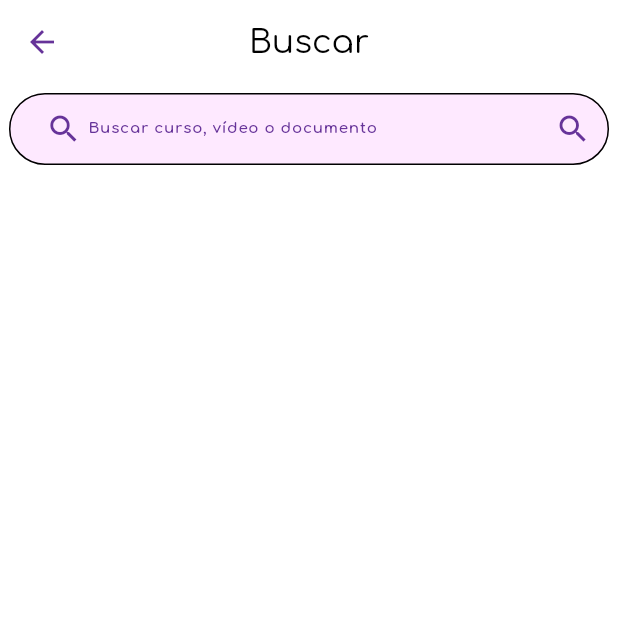
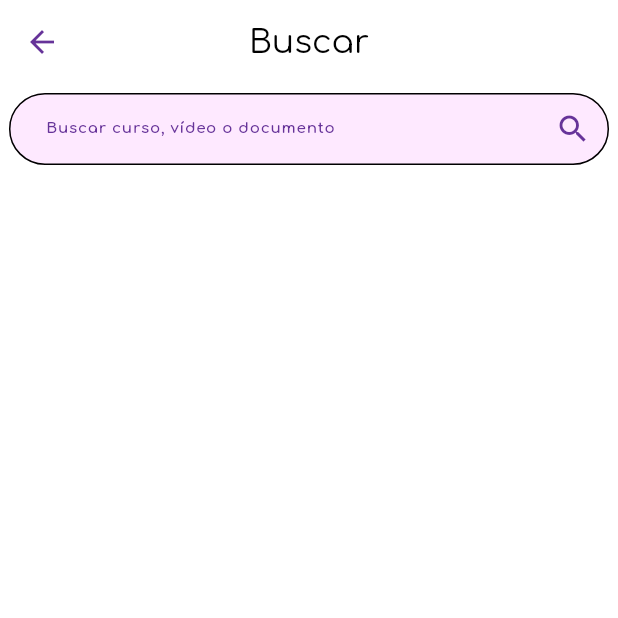
Before and after one commit to edd86/inprosur_teach_app, a Flutter app: the SearchPage screen opened by its route, on a phone screen of 412 x 824 dp, the top half of it. Run offline on Flutter 3.47's test engine with Material 3 defaults, Android fonts, the phone set to English and light mode, and no system bars; our stand-ins replace animate_do, carousel_slider, dio, firebase_auth, firebase_core, flex_color_scheme and 7 more; accounts and stored records are empty; network calls fail.

Commit message:
fix(search): handle empty search term and improve UI consistency
- Add empty string check in searchContentByCategoryUrl to return default query
- Replace CustomInputLabel with standard Text widget in search inputs
- Improve loading indicator width and empty search message
- Update search term handling to properly trim and check for empty input

```diff
--- a/lib/presentation/pages/search/search_page.dart
+++ b/lib/presentation/pages/search/search_page.dart
@@ -1,7 +1,6 @@
 import 'package:flutter/material.dart';
 import 'package:flutter_riverpod/flutter_riverpod.dart';
 import 'package:inprosur_teach_app/presentation/providers/search_provider.dart';
-import 'package:inprosur_teach_app/presentation/widgets/custom_input_label.dart';
 import 'package:inprosur_teach_app/presentation/widgets/custom_list_tile.dart';
 import 'package:sizer/sizer.dart';
 
@@ -35,10 +34,7 @@ class _SearchPageState extends ConsumerState<SearchPage> {
               keyboardType: TextInputType.webSearch,
               style: TextStyle(fontSize: 14.sp),
               decoration: InputDecoration(
-                label: CustomInputLabel(
-                  icon: Icons.search,
-                  label: 'Buscar curso, vídeo o documento',
-                ),
+                label: Text('Buscar curso, vídeo o documento'),
                 suffixIcon: IconButton(
                   icon: Icon(Icons.search),
                   onPressed: _onSearch,
```
Also changed, not shown: lib/data/datasources/sources/search_endpoint.dart (+6 -4 lines), lib/presentation/pages/search/search_page_by_category.dart (+14 -9 lines).
